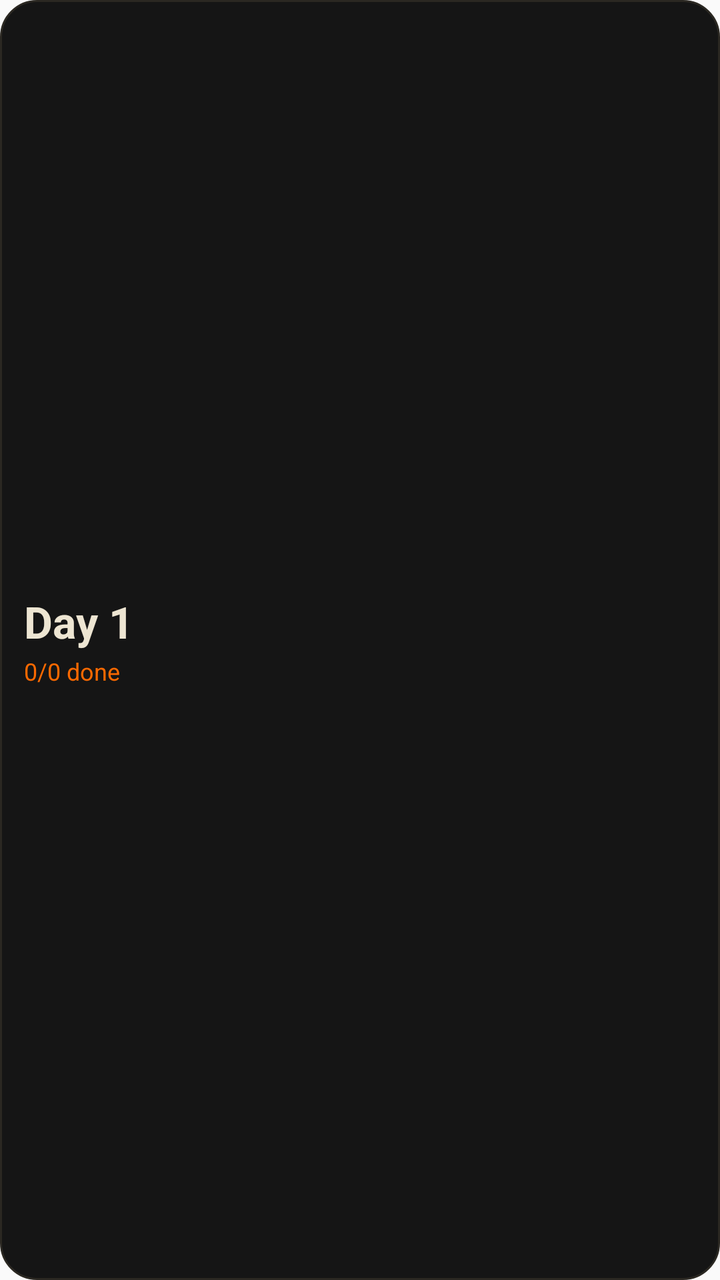
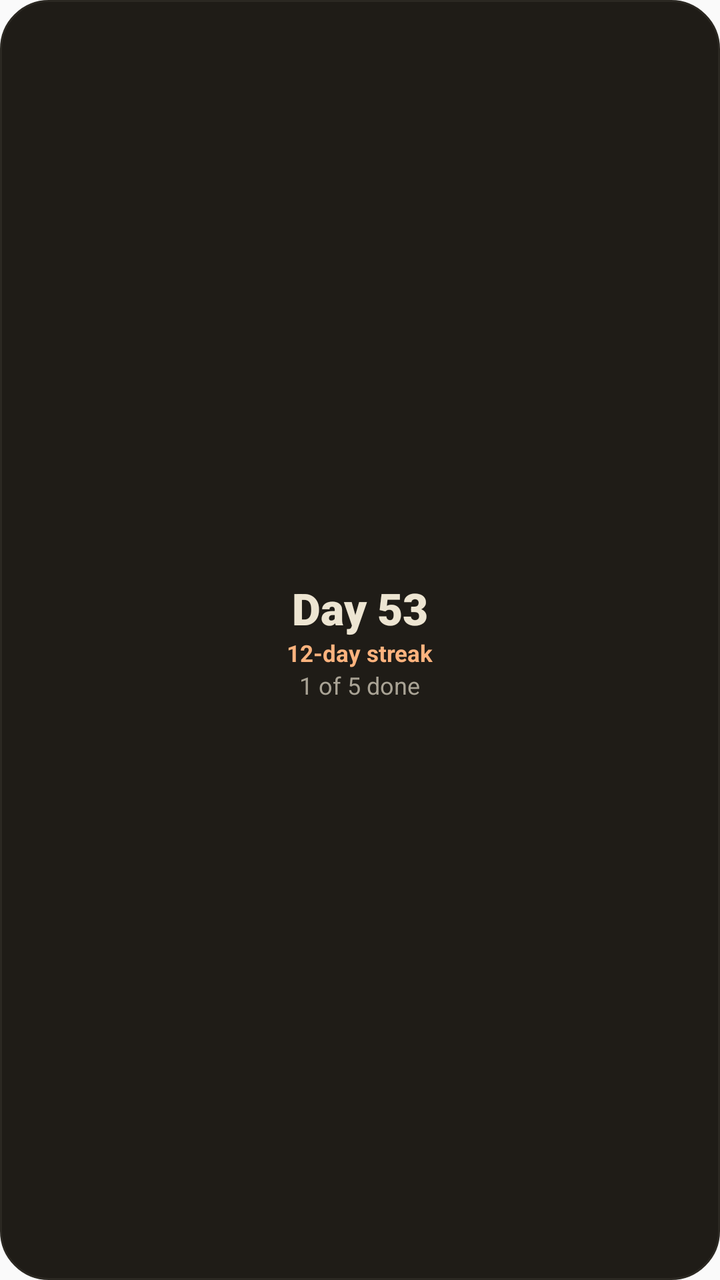

Two renders of the same Android screen: before a commit and after it. Below are the layout's source before the change and the commit's diff.
<!-- AndroidManifest.xml: application theme AppTheme -->
<!-- res/layout/cs_widget_small.xml -->
<?xml version="1.0" encoding="utf-8"?>
<LinearLayout xmlns:android="http://schemas.android.com/apk/res/android"
    android:id="@+id/w_root"
    android:layout_width="match_parent"
    android:layout_height="match_parent"
    android:orientation="vertical"
    android:gravity="center_vertical"
    android:padding="12dp"
    android:background="@drawable/cs_widget_bg">

    <TextView
        android:id="@+id/w_day"
        android:layout_width="wrap_content"
        android:layout_height="wrap_content"
        android:textColor="#EDE5D2"
        android:textSize="22sp"
        android:textStyle="bold"
        android:maxLines="1"
        android:text="Day 1" />

    <TextView
        android:id="@+id/w_progress"
        android:layout_width="wrap_content"
        android:layout_height="wrap_content"
        android:layout_marginTop="2dp"
        android:textColor="#FB6900"
        android:textSize="12sp"
        android:maxLines="1"
        android:text="0/0 done" />

</LinearLayout>
<!-- resources referenced by this layout -->
<resources>
  <!-- drawable cs_widget_bg (drawable) -->
  <?xml version="1.0" encoding="utf-8"?>
  <shape xmlns:android="http://schemas.android.com/apk/res/android"
      android:shape="rectangle">
      <solid android:color="#151515" />
      <corners android:radius="18dp" />
      <stroke android:width="1dp" android:color="#2B2822" />
  </shape>
  <style name="AppTheme" parent="Theme.AppCompat.Light.DarkActionBar">
          
          <item name="colorPrimary">@color/colorPrimary</item>
          <item name="colorPrimaryDark">@color/colorPrimaryDark</item>
          <item name="colorAccent">@color/colorAccent</item>
      </style>
</resources>

<!-- the commit's change to res/layout/cs_widget_small.xml (unified diff, before → after) -->
@@ -1,31 +1,6 @@
 <?xml version="1.0" encoding="utf-8"?>
-<LinearLayout xmlns:android="http://schemas.android.com/apk/res/android"
-    android:id="@+id/w_root"
-    android:layout_width="match_parent"
-    android:layout_height="match_parent"
-    android:orientation="vertical"
-    android:gravity="center_vertical"
-    android:padding="12dp"
-    android:background="@drawable/cs_widget_bg">
-
-    <TextView
-        android:id="@+id/w_day"
-        android:layout_width="wrap_content"
-        android:layout_height="wrap_content"
-        android:textColor="#EDE5D2"
-        android:textSize="22sp"
-        android:textStyle="bold"
-        android:maxLines="1"
-        android:text="Day 1" />
-
-    <TextView
-        android:id="@+id/w_progress"
-        android:layout_width="wrap_content"
-        android:layout_height="wrap_content"
-        android:layout_marginTop="2dp"
-        android:textColor="#FB6900"
-        android:textSize="12sp"
-        android:maxLines="1"
-        android:text="0/0 done" />
-
+<LinearLayout xmlns:android="http://schemas.android.com/apk/res/android" android:id="@+id/w_root" android:layout_width="match_parent" android:layout_height="match_parent" android:orientation="vertical" android:gravity="center" android:background="@drawable/cs_widget_bg" android:padding="10dp">
+    <TextView android:id="@+id/w_day" android:layout_width="wrap_content" android:layout_height="wrap_content" android:text="Day 53" android:textColor="#FFEDE5D2" android:textSize="22sp" android:textStyle="bold" android:fontFamily="sans-serif-black" android:maxLines="1"/>
+    <TextView android:id="@+id/w_streak" android:layout_width="wrap_content" android:layout_height="wrap_content" android:text="12-day streak" android:textColor="#FFFDB37E" android:textSize="11.5sp" android:textStyle="bold" android:maxLines="1"/>
+    <TextView android:id="@+id/w_progress" android:layout_width="wrap_content" android:layout_height="wrap_content" android:text="1 of 5 done" android:textColor="#FFA9A395" android:textSize="12sp" android:maxLines="2" android:gravity="center"/>
 </LinearLayout>
<!-- resource entries referenced after the edit -->
@@ -2,11 +2,10 @@
 <resources>
   <!-- drawable cs_widget_bg (drawable) -->
   <?xml version="1.0" encoding="utf-8"?>
-  <shape xmlns:android="http://schemas.android.com/apk/res/android"
-      android:shape="rectangle">
-      <solid android:color="#151515" />
-      <corners android:radius="18dp" />
-      <stroke android:width="1dp" android:color="#2B2822" />
+  <shape xmlns:android="http://schemas.android.com/apk/res/android" android:shape="rectangle">
+      <solid android:color="#FF1F1C17" />
+      <stroke android:width="1dp" android:color="#FF2B2822" />
+      <corners android:radius="24dp" />
   </shape>
   <style name="AppTheme" parent="Theme.AppCompat.Light.DarkActionBar">
           
